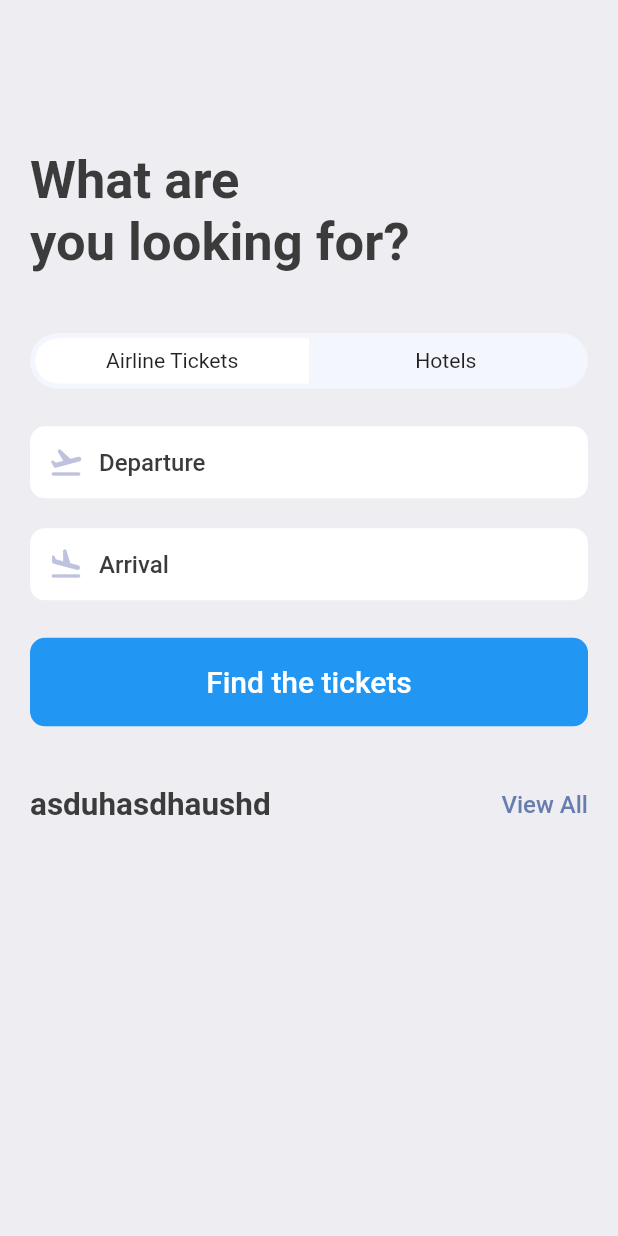
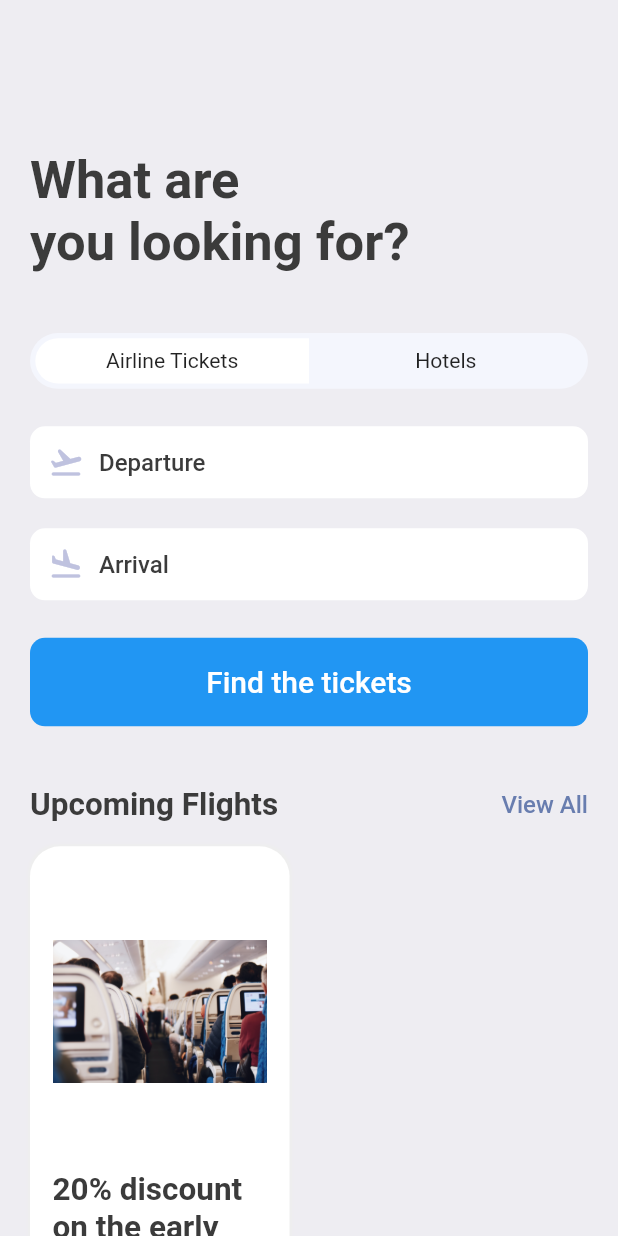
Before and after one commit to dadejecova/Booktickets, a Flutter app: the SearchScreen screen opened directly, on a phone screen of 412 x 824 dp. Run offline on Flutter 3.47's test engine with Material 2 defaults, Android fonts, the phone set to English and light mode, and no system bars; our stand-ins replace fluentui_icons, gap, get.

Commit message:
layer text
pure text + img

```diff
--- a/lib/screens/search_screen.dart
+++ b/lib/screens/search_screen.dart
@@ -69,9 +69,47 @@ class SearchScreen extends StatelessWidget {
             child: Center(child: Text("Find the tickets", style: Styles.textStyle.copyWith(color: Colors.white, fontSize: 20)))
           ),
           Gap(AppLayout.getHeight(40)),
-          const AppDoubleTextWidget(bigText: "asduhasdhaushd", smallText: "View All"),
-          Gap(AppLayout.getHeight(25)),
-          //4 horas
+          const AppDoubleTextWidget(bigText: "Upcoming Flights", smallText: "View All"),
+          Gap(AppLayout.getHeight(15)),
+          Row(
+            children: [
+              Container(
+                height: AppLayout.getHeight(400),
+                width: size.width*0.42,
+                padding: EdgeInsets.symmetric(horizontal: AppLayout.getHeight(15), vertical: AppLayout.getWidth(15)),
+                decoration: BoxDecoration(
+                  color: Colors.white,
+                  borderRadius: BorderRadius.circular(AppLayout.getHeight(20)),
+                  boxShadow: [
+                    BoxShadow(
+                      color: Colors.grey.shade200,
+                      blurRadius: 1,
+                      spreadRadius: 1,
+
+                    )
+                  ]
+                ),
+                child: Column(
+                  children: [
+                    Container(
+                      height: AppLayout.getHeight(190),
+                      decoration: BoxDecoration(
+                        borderRadius: BorderRadius.circular(AppLayout.getHeight(12)),
+                        image: const DecorationImage(
+                          image: AssetImage(
+                            "assets/images/sit.jpg"
+                          )
+                        )
+                      ),
+                    ),
+                    Gap(AppLayout.getHeight(12)),
+                    Text("20% discount on the early booking of this flight. Don't miss out this chance. ",
+                    style: Styles.headLinesStyle2,),
+                  ],
+                ),
+              )
+            ],
+          )
         ],
       ),
     );
```
